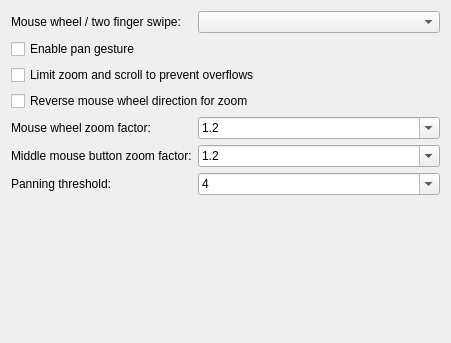
First picture: the form in scripts/Navigation/DefaultNavigation/PreferencesPage.ui, repository qcad/qcad, before the edit.
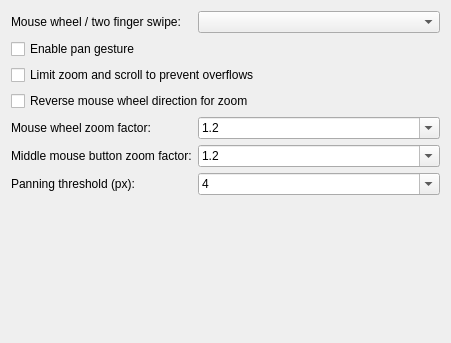
Second picture: the form after the edit.

The edit to the form file:
```diff
--- a/scripts/Navigation/DefaultNavigation/PreferencesPage.ui
+++ b/scripts/Navigation/DefaultNavigation/PreferencesPage.ui
@@ -264,7 +264,7 @@
      <item row="6" column="0">
       <widget class="QLabel" name="label_4">
        <property name="text">
-        <string>Panning threshold:</string>
+        <string>Panning threshold (px):</string>
        </property>
       </widget>
      </item>
```
